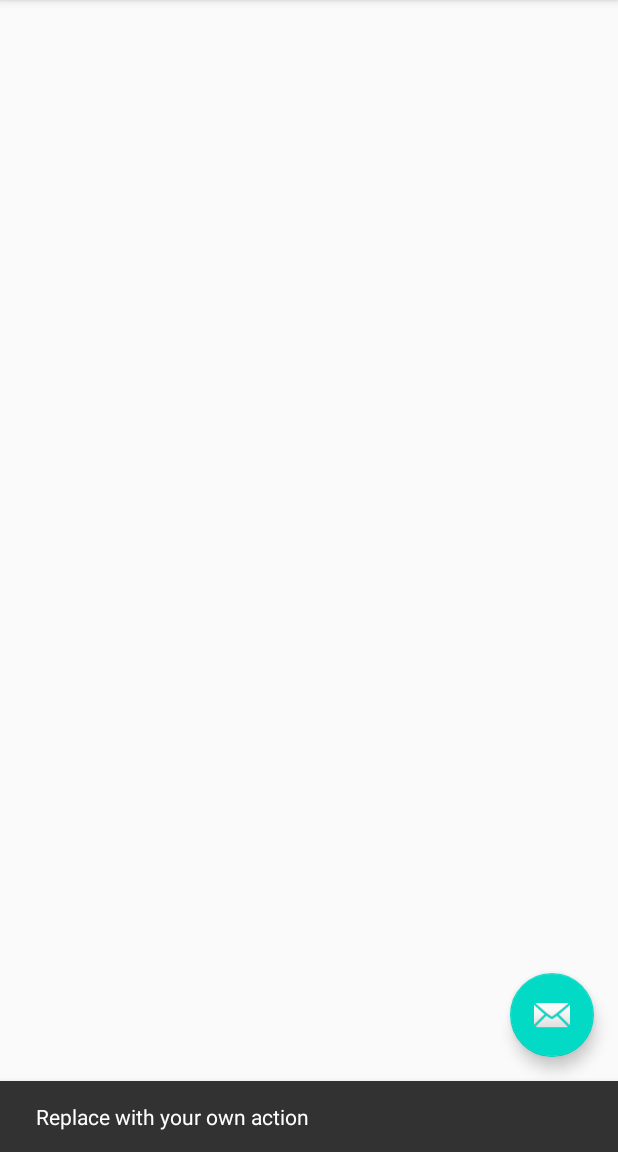
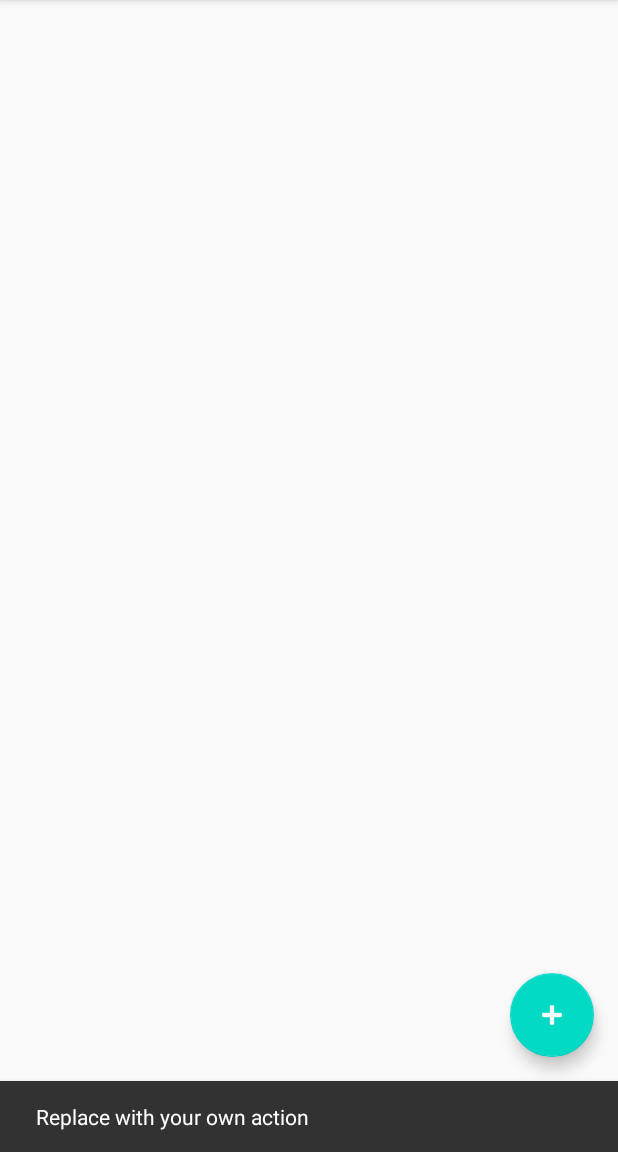
Before and after one commit to omwro/Level3Task2, an Android app: the screen it shows after launch (MainActivity), after a tap on an icon or button, on a phone screen of 412 x 824 dp, the part 84-1236 px from its top. Run offline under Robolectric (Android 15) with nearby library versions, the phone set to English and light mode, and no system bars; 1 statement that could not run was skipped.

Commit message:
#2.1 Home fragment layout

```diff
--- a/app/src/main/res/layout/activity_main.xml
+++ b/app/src/main/res/layout/activity_main.xml
@@ -27,7 +27,8 @@
         android:layout_width="wrap_content"
         android:layout_height="wrap_content"
         android:layout_gravity="bottom|end"
+        android:tint="@android:color/white"
         android:layout_margin="@dimen/fab_margin"
-        app:srcCompat="@android:drawable/ic_dialog_email" />
+        app:srcCompat="@android:drawable/ic_input_add" />
 
 </androidx.coordinatorlayout.widget.CoordinatorLayout>
--- a/app/src/main/res/layout/fragment_home.xml
+++ b/app/src/main/res/layout/fragment_home.xml
@@ -6,5 +6,9 @@
     android:layout_height="match_parent"
     tools:context=".HomeFragment">
 
-
+    <androidx.recyclerview.widget.RecyclerView
+        android:id="@+id/rvPortals"
+        android:layout_width="match_parent"
+        android:layout_height="match_parent"
+        app:spanCount="2"/>
 </androidx.constraintlayout.widget.ConstraintLayout>
```
Also changed, not shown: app/src/main/res/layout/item_portal.xml (added, +29 -0 lines).
